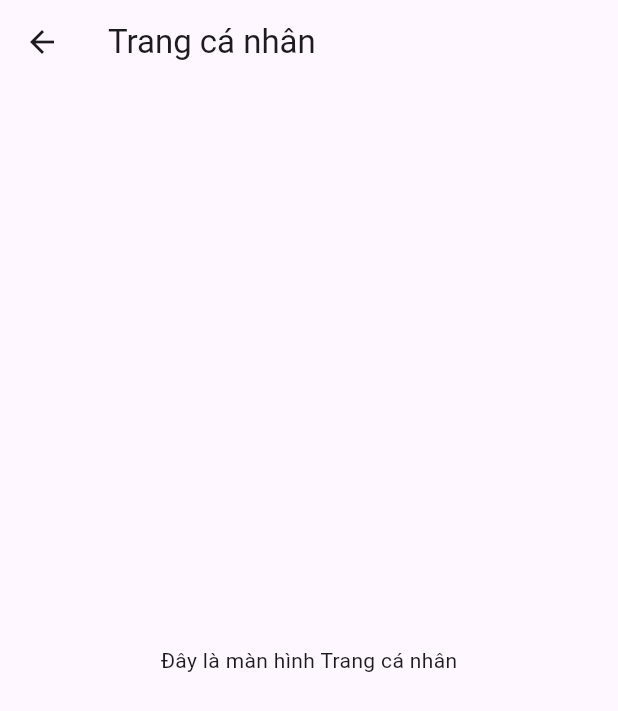
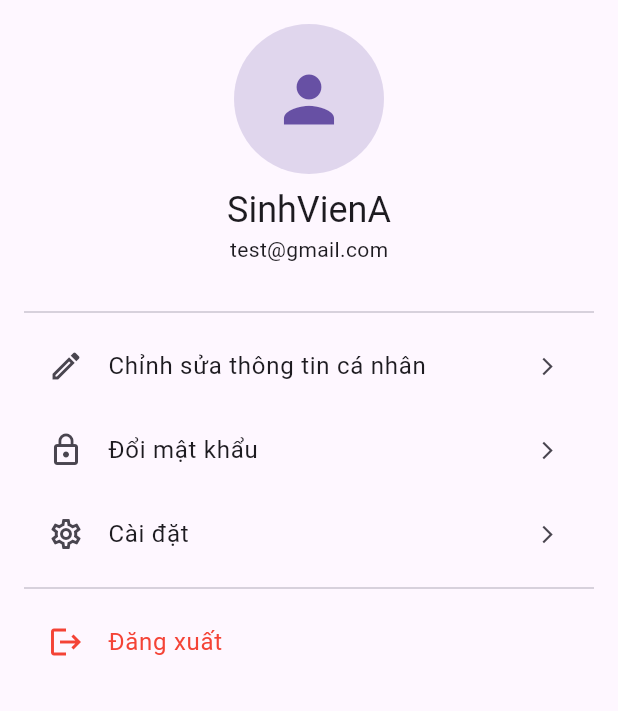
Before and after one commit to HoaiQuy1608/LearningManagement, a Flutter app: the ProfileScreen widget shown alone on an empty page, opened directly, on a phone screen of 412 x 824 dp. Shown: the top 711 px of the screen. Run offline on Flutter 3.47's test engine with Material 3 defaults, Android fonts, the phone set to English and light mode, and no system bars; our stand-ins replace firebase_core, flutter_riverpod, table_calendar; accounts and stored records are empty.

Commit message:
da them xong forum va profile, tam thoi kha so sai

```diff
--- a/lib/main.dart
+++ b/lib/main.dart
@@ -3,20 +3,23 @@ import 'package:flutter/material.dart';
 import 'package:learningmanagement/firebase_options.dart';
 import 'package:learningmanagement/screens/authentication/login_screen.dart';
 import 'package:flutter_riverpod/flutter_riverpod.dart';
+import 'package:learningmanagement/providers/auth_provider.dart';
+import 'package:learningmanagement/screens/Student_screens/home_screen.dart';
 
 void main() async {
   WidgetsFlutterBinding.ensureInitialized();
-    await Firebase.initializeApp(
-      options: DefaultFirebaseOptions.currentPlatform,
-  );
+  await Firebase.initializeApp(options: DefaultFirebaseOptions.currentPlatform);
   runApp(ProviderScope(child: MainApp()));
 }
 
-class MainApp extends StatelessWidget {
+class MainApp extends ConsumerWidget {
   const MainApp({super.key});
 
   @override
-  Widget build(BuildContext context) {
+  Widget build(BuildContext context, WidgetRef ref) {
+    final isAuthenticated = ref.watch(
+      authProvider.select((state) => state.isAuthenticated),
+    );
     return MaterialApp(
       title: 'Quản lý Học tập',
       debugShowCheckedModeBanner: false,
@@ -29,7 +32,7 @@ class MainApp extends StatelessWidget {
           floatingLabelBehavior: FloatingLabelBehavior.auto,
         ),
       ),
-      home: const LoginScreen(),
+      home: isAuthenticated ? const HomeScreen() : const LoginScreen(),
     );
   }
 }
--- a/lib/screens/Student_screens/home_screen.dart
+++ b/lib/screens/Student_screens/home_screen.dart
@@ -2,10 +2,10 @@ import 'package:flutter/material.dart';
 import 'package:flutter_riverpod/flutter_riverpod.dart';
 import 'package:learningmanagement/providers/home_provider.dart';
 import 'package:learningmanagement/screens/Student_screens/scheduler/scheduler_screen.dart';
-import 'package:learningmanagement/screens/Student_screens/profile_screen.dart';
+import 'package:learningmanagement/screens/authentication/profile_screen.dart';
 import 'package:learningmanagement/screens/Student_screens/quiz/quiz_list_screen.dart';
 import 'package:learningmanagement/screens/Student_screens/documents/document_list_screen.dart';
-import 'package:learningmanagement/screens/Student_screens/forum_screen.dart';
+import 'package:learningmanagement/screens/Student_screens/Forum/forum_screen.dart';
 
 class HomeScreen extends ConsumerWidget {
   const HomeScreen({super.key});
--- a/lib/screens/Student_screens/profile_screen.dart
+++ /dev/null
@@ -1,13 +0,0 @@
-import 'package:flutter/material.dart';
-
-class ProfileScreen extends StatelessWidget {
-  const ProfileScreen({super.key});
-
-  @override
-  Widget build(BuildContext context) {
-    return Scaffold(
-      appBar: AppBar(title: const Text('Trang cá nhân')),
-      body: const Center(child: Text('Đây là màn hình Trang cá nhân')),
-    );
-  }
-}
--- /dev/null
+++ b/lib/screens/authentication/profile_screen.dart
@@ -0,0 +1,72 @@
+import 'package:flutter/material.dart';
+import 'package:flutter_riverpod/flutter_riverpod.dart';
+import '../../providers/auth_provider.dart';
+
+class ProfileScreen extends ConsumerWidget {
+  const ProfileScreen({super.key});
+
+  @override
+  Widget build(BuildContext context, WidgetRef ref) {
+    return ListView(
+      padding: const EdgeInsets.all(16.0),
+      children: [
+        Column(
+          children: [
+            CircleAvatar(
+              radius: 50,
+              backgroundColor: Theme.of(context).primaryColor.withAlpha(50),
+              child: Icon(
+                Icons.person,
+                size: 50,
+                color: Theme.of(context).primaryColor,
+              ),
+            ),
+            const SizedBox(height: 8),
+            Text('SinhVienA', style: Theme.of(context).textTheme.headlineSmall),
+            Text(
+              'test@gmail.com',
+              style: Theme.of(context).textTheme.bodyMedium,
+            ),
+          ],
+        ),
+        const SizedBox(height: 24.0),
+        const Divider(),
+        ListTile(
+          leading: const Icon(Icons.edit_outlined),
+          title: const Text('Chỉnh sửa thông tin cá nhân'),
+          trailing: const Icon(Icons.arrow_forward_ios, size: 14),
+          onTap: () {
+            print('TODO: Mở màn hình Edit Profile');
+          },
+        ),
+        ListTile(
+          leading: const Icon(Icons.lock_outline),
+          title: const Text('Đổi mật khẩu'),
+          trailing: const Icon(Icons.arrow_forward_ios, size: 14),
+          onTap: () {
+            print('TODO: Mở màn hình Change Password');
+          },
+        ),
+        ListTile(
+          leading: const Icon(Icons.settings_outlined),
+          title: const Text('Cài đặt'),
+          trailing: const Icon(Icons.arrow_forward_ios, size: 14),
+          onTap: () {
+            print('TODO: Mở màn hình Settings');
+          },
+        ),
+
+        const Divider(),
+
+        // 8. NÚT ĐĂNG XUẤT
+        ListTile(
+          leading: const Icon(Icons.logout, color: Colors.red),
+          title: const Text('Đăng xuất', style: TextStyle(color: Colors.red)),
+          onTap: () {
+            ref.read(authProvider.notifier).logout();
+          },
+        ),
+      ],
+    );
+  }
+}
--- a/lib/screens/authentication/register_screen.dart
+++ b/lib/screens/authentication/register_screen.dart
@@ -27,15 +27,12 @@ class _RegisterScreenState extends ConsumerState<RegisterScreen> {
     if (!_formKey.currentState!.validate()) {
       return;
     }
-    final success = await ref
+    await ref
         .read(authProvider.notifier)
         .register(
           _accountController.text.trim(),
           _passwordController.text.trim(),
         );
-    if (success && mounted) {
-      Navigator.pop(context);
-    }
   }
 
   @override
```
Also changed, not shown: lib/providers/auth_provider.dart (+27 -16 lines), lib/providers/forum_provider.dart (added, +83 -0 lines), lib/screens/Student_screens/Forum/create_post_screen.dart (added, +113 -0 lines), lib/screens/Student_screens/Forum/forum_screen.dart (added, +73 -0 lines), lib/screens/Student_screens/forum_screen.dart (deleted, +0 -13 lines), lib/screens/authentication/login_screen.dart (+1 -7 lines).
